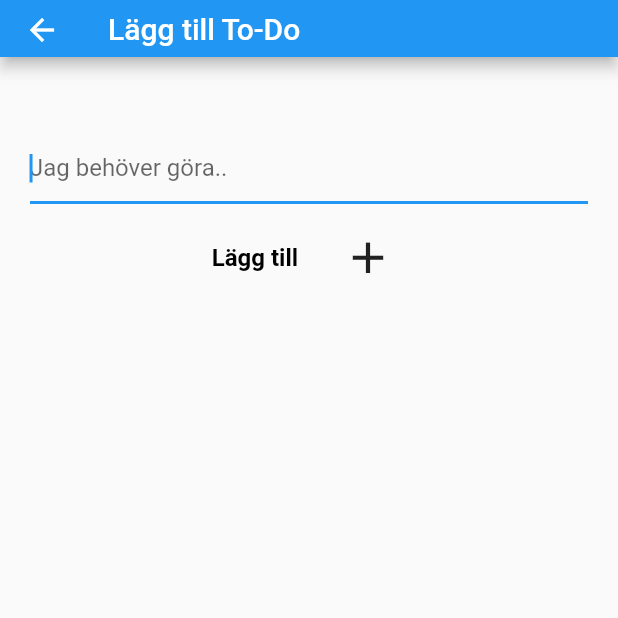
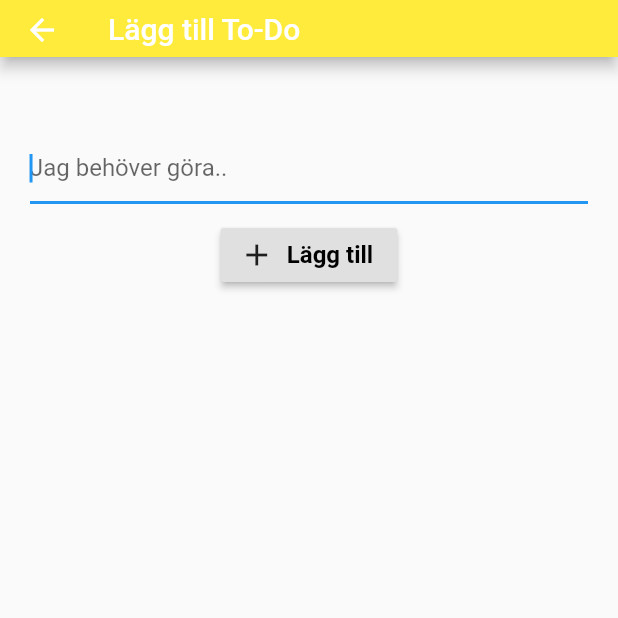
Before and after one commit to gu-tig169/gusalexawe, a Flutter app: the screen it shows after launch, after a tap on the "add" icon, on a phone screen of 412 x 824 dp, the top half of it. Run offline on Flutter 3.47's test engine with Material 2 defaults, Android fonts, the phone set to English and light mode, and no system bars; network calls fail.

Commit message:
Klar Steg3

```diff
--- /dev/null
+++ b/lib/MyHomeListView.dart
@@ -0,0 +1,95 @@
+import 'package:flutter/material.dart';
+import 'package:provider/provider.dart';
+import 'MyNextScreen.dart';
+import 'MyList.dart';
+import 'mystate.dart';
+
+class MyHomeList extends StatelessWidget {
+  @override
+  Widget build(BuildContext context) {
+    //return Consumer får att få state i både "appbar:" och "body:"
+    return Consumer<MyState>(
+      builder: (context, state, _) {
+        return Scaffold(
+          appBar: _appBar(context),
+          //Hämtar MyList och filterregel, alltså Klar/Inte klar/Alla.
+          body: MyList(state.listTodo, state.filterType),
+          floatingActionButton: _navigateScreen(context),
+        );
+      },
+    );
+  }
+
+  Widget _appBar(context) {
+    return PreferredSize(
+      preferredSize: Size.fromHeight(50.0),
+      child: AppBar(
+        backgroundColor: Colors.yellow,
+        actions: [
+          PopupMenuButton<int>(
+            itemBuilder: (context) => [
+              PopupMenuItem(
+                child: Row(
+                  children: <Widget>[
+                    Icon(Icons.check_box, color: Colors.black),
+                    Text('Klar'),
+                  ],
+                ),
+                value: 1,
+              ),
+              PopupMenuDivider(
+                height: 10,
+              ),
+              PopupMenuItem(
+                child: Row(
+                  children: <Widget>[
+                    Icon(Icons.check_box_outline_blank, color: Colors.black),
+                    Text('Inte klar'),
+                  ],
+                ),
+                value: 0,
+              ),
+              PopupMenuDivider(
+                height: 10,
+              ),
+              PopupMenuItem(
+                child: Row(
+                  children: <Widget>[
+                    Icon(Icons.fact_check, color: Colors.black),
+                    Text('Alla'),
+                  ],
+                ),
+                value: 2,
+              ),
+            ],
+            //Den PopUpMenueItem man klickar på returnar value "0, 1, eller 2." som då blir (filterType).
+            onSelected: (filterType) {
+              Provider.of<MyState>(context, listen: false)
+                  .filterTodo(filterType);
+            },
+            icon: Icon(Icons.more_vert_outlined),
+            color: Colors.white,
+          ),
+        ],
+        title: Text("To-do List"),
+      ),
+    );
+  }
+
+  Widget _navigateScreen(context) {
+    return FloatingActionButton(
+      backgroundColor: Colors.yellow,
+      child: Icon(Icons.add),
+      onPressed: () async {
+        var getTodo = await Navigator.push(
+            context,
+            MaterialPageRoute(
+                builder: (context) =>
+                    MyNextScreen(TodoItem(title: 'message'))));
+        if (getTodo != null) {
+          Provider.of<MyState>(context, listen: false).addTodo(getTodo);
+        }
+      },
+    );
+  }
+}
--- /dev/null
+++ b/lib/MyList.dart
@@ -0,0 +1,55 @@
+import 'package:provider/provider.dart';
+import 'package:flutter/material.dart';
+import 'mystate.dart';
+
+
+class MyList extends StatelessWidget {
+  //Deklarerar en Lista med TodoItem och en filterType som är en int.
+  final List<TodoItem> list;
+  final int filterType;
+
+  //Konstruktorn, för att skapa MyList måste du skicka med en lista och en int.
+  MyList(this.list, this.filterType);
+
+//Bygger en ny lista, söker i "list" kollar done hos alla objekt i MyList och jämför done med filterType i MyList.
+  Widget build(BuildContext context) {
+    return ListView(
+      children: list
+          .where((i) => i.done != filterType)
+          .toList()
+          .map((todo) => _todoItem(context, todo))
+          .toList(),
+    );
+  }
+
+  Widget _todoItem(context, todo) {
+    return new ListTile(
+      leading: Checkbox(
+          checkColor: Colors.white,
+          activeColor: Colors.black,
+          focusColor: Colors.black,
+          //(todo.done == 0) = antingen true/false, alltså en bool.
+          value: (todo.done == 0),
+          onChanged: (bool newValue) {
+            var state = Provider.of<MyState>(context, listen: false);
+            state.toggleTodo(todo);
+          }),
+      title: Text(
+        todo.title,
+        style: TextStyle(
+          //Beroende på om status är false/true, skapas en linje när todon är klar eller "checked".
+          decoration: todo.done == 0 ? TextDecoration.lineThrough : null,
+          decorationStyle: TextDecorationStyle.solid,
+        ),
+      ),
+      trailing: IconButton(
+        color: Colors.black,
+        icon: Icon(Icons.delete),
+        onPressed: () {
+          var state = Provider.of<MyState>(context, listen: false);
+          state.removeTodo(todo);
+        },
+      ),
+    );
+  }
+}
--- /dev/null
+++ b/lib/MyNextScreen.dart
@@ -0,0 +1,119 @@
+import 'package:flutter/material.dart';
+import 'mystate.dart';
+
+
+
+class MyNextScreen extends StatefulWidget {
+  final TodoItem todo;
+
+  MyNextScreen(this.todo);
+
+  @override
+  State<StatefulWidget> createState() {
+    return MyNextScreenState(todo);
+  }
+}
+
+class MyNextScreenState extends State<MyNextScreen> {
+  String title;
+  int done;
+
+  TextEditingController textEditingController;
+
+  MyNextScreenState(TodoItem todo) {
+    this.title = todo.title;
+
+    textEditingController = TextEditingController();
+
+    textEditingController.addListener(() {
+      setState(() {
+        title = textEditingController.text;
+      });
+    });
+  }
+
+  Widget build(BuildContext context) {
+    return Scaffold(
+      appBar: _appBar2(),
+      body: Center(
+        child: Column(
+          children: [
+            _createTodo(),
+            Container(height: 10),
+            _acceptTodo(),
+            /* RaisedButton.icon(
+                onPressed: () {
+                  _doStuff();
+                },
+                icon: Icon(Icons.access_alarms_rounded),
+                label: Text('Lol'))*/
+          ],
+        ),
+      ),
+    );
+  }
+
+ /* void _doStuff() async {
+    var result = await FetchStuffFromInternet.fetchStuffFromInternet();
+    print(result);
+  }*/
+
+ /* Future<String> _fetchStuffFromInternet() async {
+    http.Response response =
+        await http.get('https://todoapp-api-vldfm.ondigitalocean.app/register');
+    return response.body;
+  }*/
+
+
+  Widget _appBar2() {
+    return PreferredSize(
+      preferredSize: Size.fromHeight(38.0),
+      child: AppBar(
+        backgroundColor: Colors.yellow,
+        title: Text("Lägg till To-Do"),
+      ),
+    );
+  }
+
+  Widget _createTodo() {
+    return Container(
+      margin: EdgeInsets.only(left: 20, right: 20, top: 50, bottom: 0),
+      child: TextField(
+        controller: textEditingController,
+        //Får Texten och en ny status, alltså status 1=Inte klar.
+        onSubmitted: (val) {
+          Navigator.pop(context, TodoItem(title: title, done: 1));
+        },
+        autofocus: true,
+        decoration: InputDecoration(hintText: "Jag behöver göra.."),
+      ),
+    );
+  }
+
+  Widget _acceptTodo() {
+    return Container(
+      margin: EdgeInsets.only(left: 120, right: 120, bottom: 50),
+      child: Row(
+        mainAxisAlignment: MainAxisAlignment.spaceEvenly,
+        children: [
+          RaisedButton.icon(
+            onPressed: () {
+              //Får Texten och en ny status, alltså status 1=Inte klar.
+              Navigator.pop(context, TodoItem(title: title, done: 1));
+              //addTodo(title);
+            },
+            icon: Icon(Icons.add),
+            label: Text(
+              "Lägg till",
+              style: TextStyle(
+                color: Colors.black,
+                fontSize: 16,
+                fontWeight: FontWeight.bold,
+              ),
+            ),
+          )
+        ],
+      ),
+    );
+  }
+}
--- a/lib/andravyn.dart
+++ /dev/null
@@ -1,98 +0,0 @@
-import 'package:flutter/material.dart';
-import './mystate.dart';
-
-class MyNextScreen extends StatefulWidget {
-  final TodoItem todo;
-
-  MyNextScreen(this.todo);
-
-  @override
-  State<StatefulWidget> createState() {
-    return MyNextScreenState(todo);
-  }
-}
-
-class MyNextScreenState extends State<MyNextScreen> {
-  String message;
-
-  TextEditingController textEditingController;
-
-  MyNextScreenState(TodoItem todo) {
-    this.message = todo.message;
-
-    textEditingController = TextEditingController();
-
-    textEditingController.addListener(() {
-      setState(() {
-        message = textEditingController.text;
-      });
-    });
-  }
-
-  Widget build(BuildContext context) {
-    return Scaffold(
-      appBar: _appBar2(),
-      body: Center(
-        child: Column(
-          children: [
-            _createTodo(),
-            Container(height: 10),
-            _acceptTodo(),
-          ],
-        ),
-      ),
-    );
-  }
-
-
-Widget _appBar2() {
-  return PreferredSize(
-    preferredSize: Size.fromHeight(38.0),
-    child: AppBar(
-      title: Text("Lägg till To-Do"),
-    ),
-  );
-}
-
-Widget _createTodo() {
-  return Container(
-    margin: EdgeInsets.only(left: 20, right: 20, top: 50, bottom: 0),
-    child: TextField(
-      controller: textEditingController,
-      //Får Texten och en ny status, alltså status 1=Inte klar.
-      onSubmitted: (val) {Navigator.pop(context, TodoItem(message: message, todoStatus: 1));},
-      autofocus: true,
-      decoration: InputDecoration(hintText: "Jag behöver göra.."),
-    ),
-  );
-}
-
-
-Widget _acceptTodo() {
-  return Container(
-    margin: EdgeInsets.only(left: 120, right: 120, bottom: 50),
-    child: Row(
-      mainAxisAlignment: MainAxisAlignment.spaceEvenly,
-      children: [
-        Text(
-          "Lägg till",
-          style: TextStyle(
-            color: Colors.black,
-            fontSize: 16,
-            fontWeight: FontWeight.bold,
-          ),
-        ),
-        IconButton(
-          icon: Icon(Icons.add),
-          iconSize: 35,
-          onPressed: () {
-            //Får Texten och en ny status, alltså status 1=Inte klar.
-            Navigator.pop(context, TodoItem(message: message, todoStatus: 1));
-          },
-        ),
-      ],
-    ),
-  );
-}
-
-}
--- a/lib/homelist.dart
+++ /dev/null
@@ -1,95 +0,0 @@
-import 'package:flutter/material.dart';
-import 'package:provider/provider.dart';
-import './andravyn.dart';
-import './list.dart';
-import './mystate.dart';
-
-
-class MyHomeList extends StatelessWidget {
-  @override
-  Widget build(BuildContext context) {
-    //return Consumer får att få state i både "appbar:"" och "body:"
-    return Consumer<MyState>(
-      builder: (context, state, _) {
-      return Scaffold(
-      appBar: _appBar(context),
-      //Hämtar listan och filterregel, alltså Klar/Inte klar/Alla.
-      body: Listan(state.listTodo, state.filterType),
-      floatingActionButton: _navigateScreen(context),
-    	);
-      }
-    );
-
-  }
-
-Widget _appBar(context) {
-  return PreferredSize(
-    preferredSize: Size.fromHeight(38.0),
-    child: AppBar(
-      actions: [
-        PopupMenuButton <int> (
-          itemBuilder: (context) =>
-              [PopupMenuItem(
-                child: Row(
-                  children: <Widget>[
-                    Icon(Icons.check_box, color: Colors.black),
-                    Text('Klar'),
-                  ],
-                ),
-                value: 1,
-              ),
-              PopupMenuDivider(
-                height: 10,
-              ),
-              PopupMenuItem(
-                child: Row(
-                  children: <Widget>[
-                    Icon(Icons.check_box_outline_blank, color: Colors.black),
-                    Text('Inte klar'),
-                  ],
-                ),
-                value: 0,
-              ),
-              PopupMenuDivider(
-                height: 10,
-              ),
-              PopupMenuItem(
-                child: Row(
-                  children: <Widget>[
-                    Icon(Icons.fact_check, color: Colors.black),
-                    Text('Alla'),
-                  ],
-                ),
-                value: 2,
-              ),
-            ],
-            //Den PopUpMenueItem man klickar på returnar value "0, 1, eller 2." som då blir (filterType).
-            onSelected: (filterType) {
-             Provider.of<MyState>(context, listen: false).filterTodo(filterType);
-          },
-          icon: Icon(Icons.more_vert_outlined),
-          color: Colors.white,
-        ),
-      ],
-      title: Text("To-do List"),
-    ),
-  );
-}
-
-
-Widget _navigateScreen(context) {
-  return FloatingActionButton(
-    child: Icon(Icons.add),
-    onPressed: () async {
-      var getTodo = await Navigator.push(
-          context,
-          MaterialPageRoute(
-              builder: (context) =>
-                  MyNextScreen(TodoItem(message: 'message'))));
-      if (getTodo != null) {
-        Provider.of<MyState>(context, listen: false).addItem(getTodo);
-      }
-    },
-  );
-}
-}
--- a/lib/main.dart
+++ b/lib/main.dart
@@ -1,18 +1,20 @@
 import 'package:flutter/material.dart';
 import 'package:flutter/rendering.dart';
 import 'package:provider/provider.dart';
-import './homelist.dart';
-import './mystate.dart';
+import 'MyHomeListView.dart';
+import 'mystate.dart';
 
 
 void main() {
-
   var state = MyState();
+  state.getList();
 
   //Kör 'true' för debug emulator (se linjer och avstånd, kräver omstart av app).
   bool debugMode = false;
   debugPaintSizeEnabled = debugMode;
-  runApp(ChangeNotifierProvider(
+
+  runApp(
+    ChangeNotifierProvider(
       create: (context) => state,
       child: MyApp(),
     ),
--- a/pubspec.yaml
+++ b/pubspec.yaml
@@ -30,6 +30,7 @@ dependencies:
   # Use with the CupertinoIcons class for iOS style icons.
   cupertino_icons: ^1.0.0
   provider: any
+  http: any
 
 dev_dependencies:
   flutter_test:
```
Also changed, not shown: lib/WebApi.dart (added, +55 -0 lines), lib/list.dart (deleted, +0 -49 lines), lib/mystate.dart (+46 -18 lines), pubspec.lock, 1 other file.
